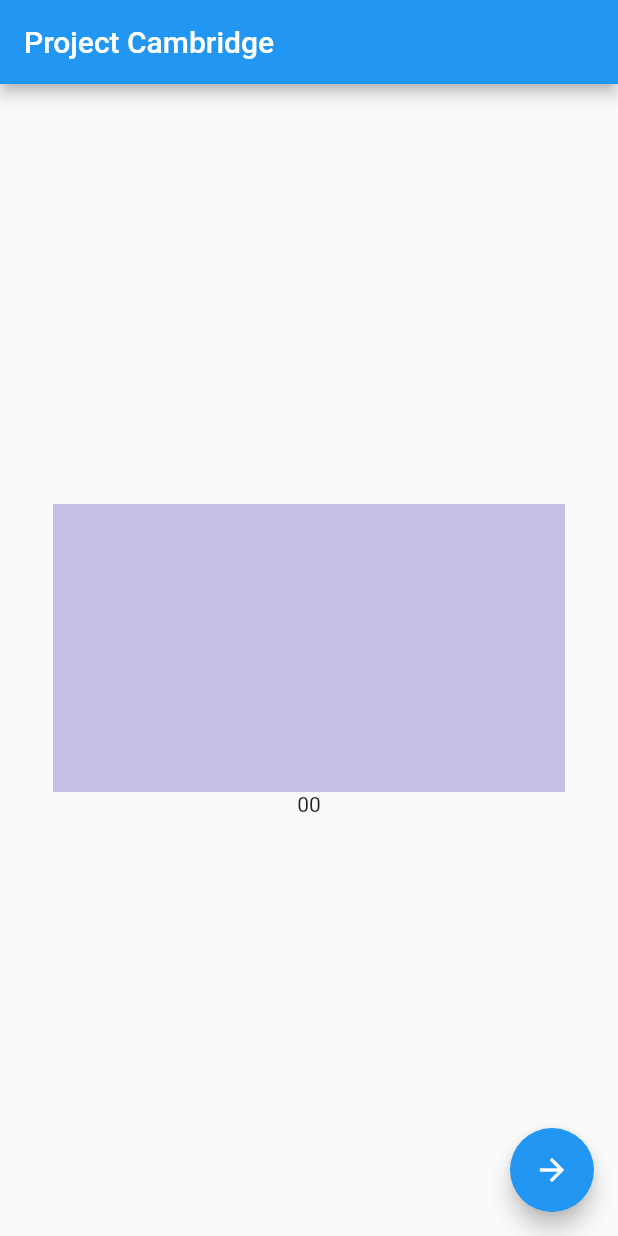
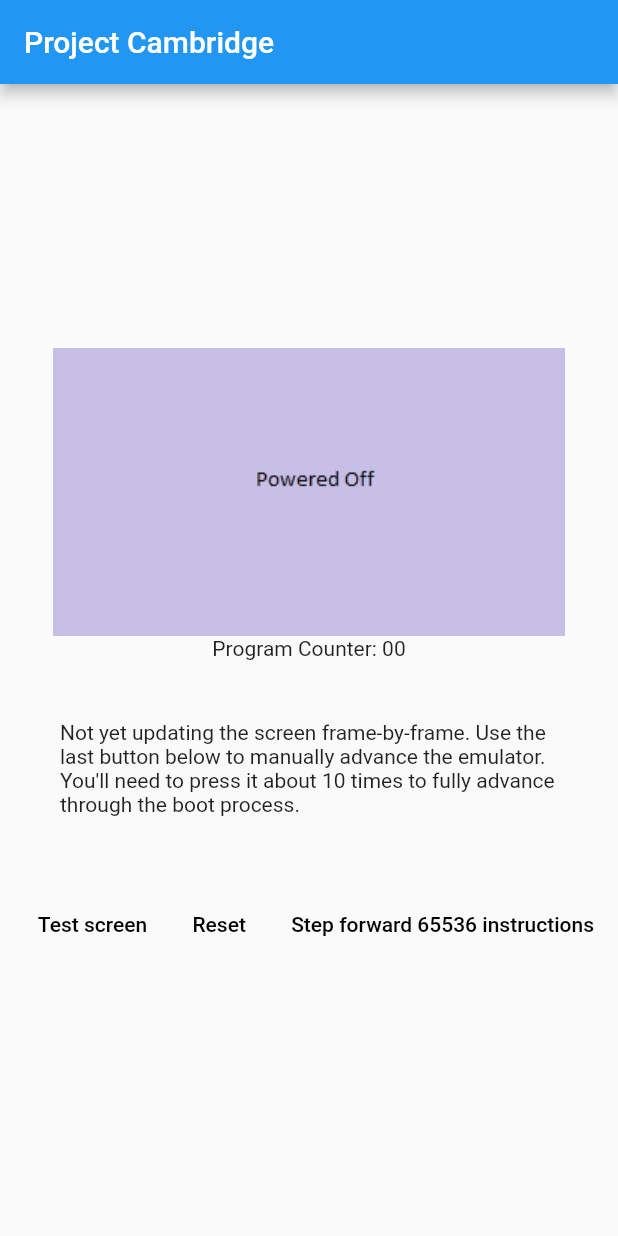
Before and after one commit to timsneath/cambridge, a Flutter app: the screen it shows after launch, on a phone screen of 412 x 824 dp. Run offline on Flutter 3.47's test engine with Material 2 defaults, Android fonts, the phone set to English and light mode, and no system bars.

Commit message:
tidy up UI

```diff
--- a/ui/lib/spectrum.dart
+++ b/ui/lib/spectrum.dart
@@ -1,5 +1,6 @@
 import 'package:flutter/material.dart';
 import 'package:flutter/services.dart';
+import 'package:flutter/widgets.dart';
 import 'package:image/image.dart' as Image2;
 import 'package:spectrum/spectrum.dart';
 
@@ -47,14 +48,6 @@ class _SpectrumState extends State<Spectrum> {
     }
   }
 
-  createSpectrumFrame() {
-    var frame = new Image2.Image.fromBytes(Display.Width, Display.Height, Display.imageBuffer(memory), Image2.Image.RGBA);
-
-    final jpg = Image2.encodeJpg(frame, quality: 100);
-    final img = new Image.memory(jpg);
-    displayFrame = img;
-  }
-
   loadTestScreenshot() async {
     ByteData screen = await rootBundle.load('assets/AticAtac.scr');
     setState(() {
@@ -63,24 +56,63 @@ class _SpectrumState extends State<Spectrum> {
     });
   }
 
+  resetEmulator() async {
+    ByteData rom = await rootBundle.load('roms/48.rom');
+
+    setState(() {
+      memory = new Memory(true);
+      z80 = new Z80(memory, startAddress: 0x0000);
+      memory.load(0x0000, rom.buffer.asUint8List());
+      displayFrame = new Image.asset('assets/blank.jpg');
+    });
+  }
+
+  createSpectrumFrame() {
+    var frame = new Image2.Image.fromBytes(Display.Width, Display.Height,
+        Display.imageBuffer(memory), Image2.Image.RGBA);
+
+    final jpg = Image2.encodeJpg(frame, quality: 100);
+    final img = new Image.memory(jpg);
+    displayFrame = img;
+  }
+
   @override
   Widget build(BuildContext context) {
     return new Scaffold(
       appBar: new AppBar(
         title: new Text(widget.title),
       ),
-      floatingActionButton: new FloatingActionButton(
-        child: new Icon(Icons.arrow_forward),
-        onPressed: loadTestScreenshot,
-      ),
       body: new Center(
         child: new Column(
           mainAxisAlignment: MainAxisAlignment.center,
+          crossAxisAlignment: CrossAxisAlignment.center,
           children: <Widget>[
-            displayFrame,
+            displayFrame, // the Spectrum screen itself
             new Text(z80 == null
                 ? 'null'
-                : toHex16(z80.pc)) // yeah - we're wired up :)
+                : 'Program Counter: ${toHex16(z80.pc)}'), // yeah - we're wired up :)
+            new Container(
+                padding: const EdgeInsets.all(40.0),
+                child: new RichText(
+                    text: new TextSpan(
+                        text:
+                            "Not yet updating the screen frame-by-frame. Use the last button below to manually advance the emulator. You'll need to press it about 10 times to fully advance through the boot process.",
+                        style: new TextStyle(color: Colors.black87)))),
+            new ButtonTheme.bar(
+                child: new ButtonBar(
+              children: <Widget>[
+                new FlatButton(
+                    // padding: const EdgeInsets.all(4.0),
+                    child: new Text('Test screen'),
+                    onPressed: loadTestScreenshot),
+                new FlatButton(
+                    child: new Text('Reset'), onPressed: resetEmulator),
+                new FlatButton(
+                    // padding: const EdgeInsets.all(4.0),
+                    child: new Text('Step forward 65536 instructions'),
+                    onPressed: executeBatch)
+              ],
+            ))
           ],
         ),
       ),
```
Also changed, not shown: ui/assets/blank.jpg.
